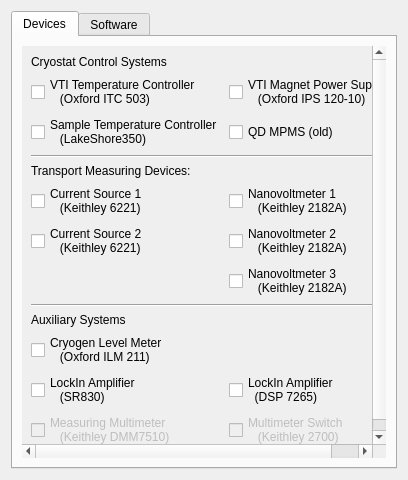
The window that CryostatGUI/configurations/Systems_online.ui (Cryostat-GUI/Cryostat-GUI) describes before a commit, drawn with Qt 5.
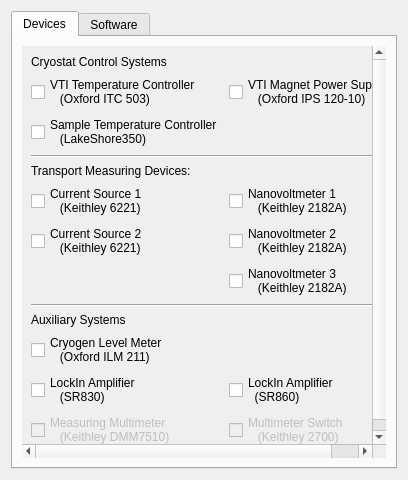
The same window after the commit.

Patch:
```diff
--- a/CryostatGUI/configurations/Systems_online.ui
+++ b/CryostatGUI/configurations/Systems_online.ui
@@ -141,7 +141,7 @@
             <widget class="QCheckBox" name="checkaction_run_DSP7265">
              <property name="text">
               <string>LockIn Amplifier 
-  (DSP 7265)</string>
+  (SR860)</string>
              </property>
             </widget>
            </item>
@@ -202,13 +202,6 @@
              </property>
             </widget>
            </item>
-           <item row="2" column="1">
-            <widget class="QCheckBox" name="checkaction_run_QDMPMSold">
-             <property name="text">
-              <string>QD MPMS (old)</string>
-             </property>
-            </widget>
-           </item>
           </layout>
          </widget>
         </widget>
```
